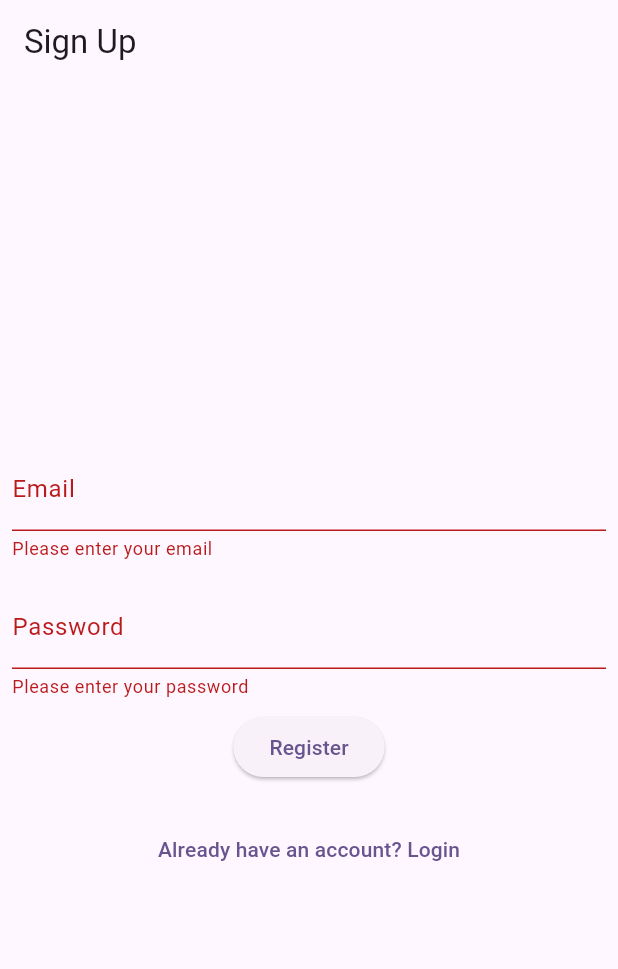
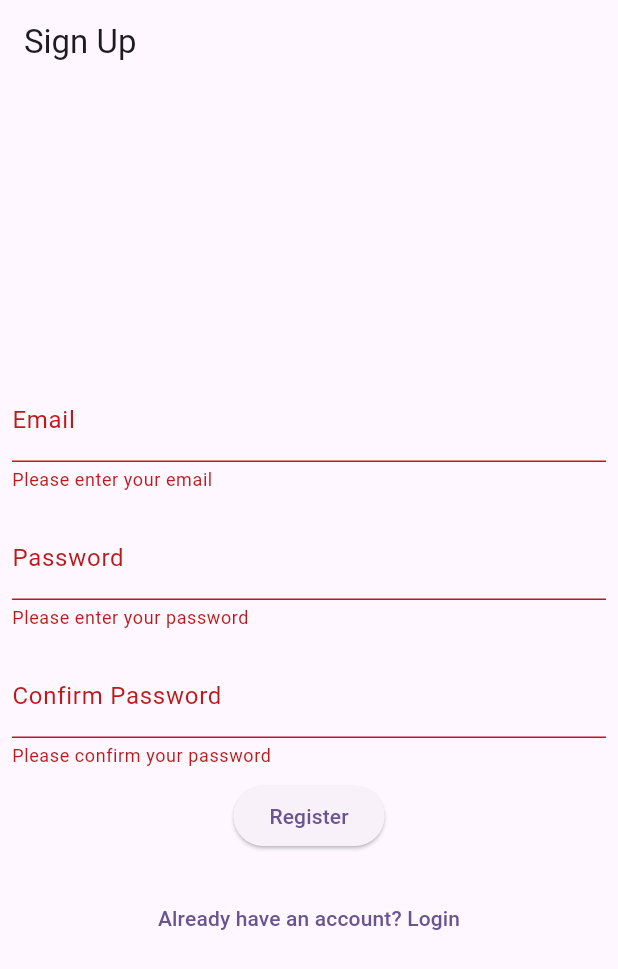
Before and after one commit to yuju-k/chat_tunify, a Flutter app: the screen it shows after launch, after a tap on "Register", on a phone screen of 412 x 824 dp. Shown: the top 969 px of the screen. Run offline on Flutter 3.47's test engine with Material 3 defaults, Android fonts, the phone set to English and light mode, and no system bars; our stand-ins replace firebase_auth, firebase_core, flutter_bloc; accounts and stored records are empty.

Commit message:
Add password confirmation field and validation

```diff
--- a/lib/auth/create.dart
+++ b/lib/auth/create.dart
@@ -13,11 +13,19 @@ class _CreatePageState extends State<CreatePage> {
   final GlobalKey<FormState> _formKey = GlobalKey<FormState>();
   String _email = '';
   String _password = '';
+  String _confirmPassword = '';
 
   void _register() {
     if (_formKey.currentState!.validate()) {
-      BlocProvider.of<AuthenticationBloc>(context)
-          .add(SignUpRequested(email: _email, password: _password));
+      // 비밀번호와 비밀번호 확인이 일치하는지 확인
+      if (_password == _confirmPassword) {
+        BlocProvider.of<AuthenticationBloc>(context)
+            .add(SignUpRequested(email: _email, password: _password));
+      } else {
+        ScaffoldMessenger.of(context).showSnackBar(
+          const SnackBar(content: Text('Passwords do not match')),
+        );
+      }
     }
   }
 
@@ -32,7 +40,7 @@ class _CreatePageState extends State<CreatePage> {
           if (state is AuthenticationSuccess) {
             //성공시 메인페이지로 이동
             Navigator.pushNamedAndRemoveUntil(
-                context, '/main', (route) => false);
+                context, '/home', (route) => false);
           } else if (state is AuthenticationFailure) {
             // 실패시 오류메시지 출력
             ScaffoldMessenger.of(context)
@@ -44,6 +52,7 @@ class _CreatePageState extends State<CreatePage> {
           child: Column(
             mainAxisAlignment: MainAxisAlignment.center,
             children: <Widget>[
+              // 이메일 입력
               Padding(
                 padding: const EdgeInsets.all(8.0),
                 child: TextFormField(
@@ -53,6 +62,7 @@ class _CreatePageState extends State<CreatePage> {
                       value!.isEmpty ? 'Please enter your email' : null,
                 ),
               ),
+              // 비밀번호 입력
               Padding(
                 padding: const EdgeInsets.all(8.0),
                 child: TextFormField(
@@ -61,6 +71,24 @@ class _CreatePageState extends State<CreatePage> {
                   decoration: const InputDecoration(labelText: 'Password'),
                   validator: (value) =>
                       value!.isEmpty ? 'Please enter your password' : null,
+                ),
+              ),
+              // 비밀번호 확인 입력
+              Padding(
+                padding: const EdgeInsets.all(8.0),
+                child: TextFormField(
+                  onChanged: (value) => _confirmPassword = value,
+                  obscureText: true,
+                  decoration:
+                      const InputDecoration(labelText: 'Confirm Password'),
+                  validator: (value) {
+                    if (value!.isEmpty) {
+                      return 'Please confirm your password';
+                    } else if (_password != value) {
+                      return 'Passwords do not match';
+                    }
+                    return null;
+                  },
                 ),
               ),
               ElevatedButton(
```
